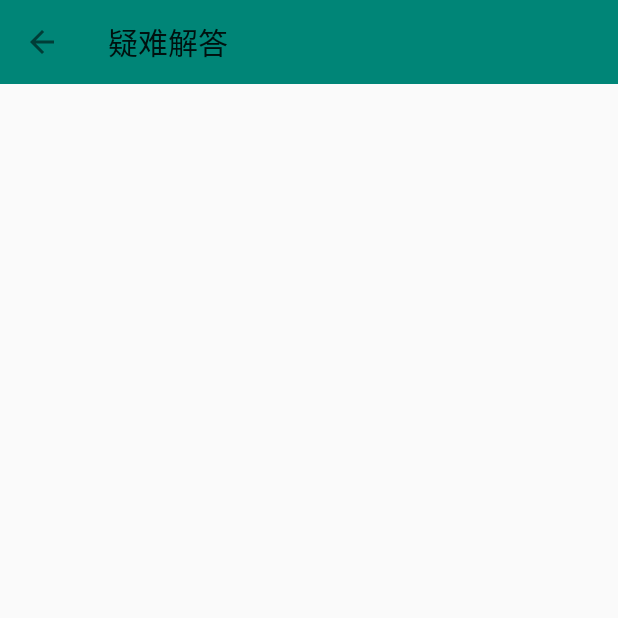
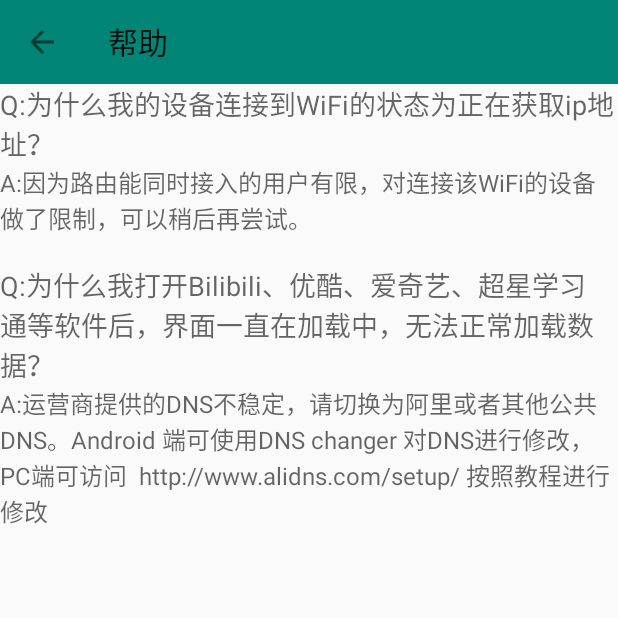
Before and after one commit to Taylorhd/ECUIWifiConnector, an Android app: the QuesAnsActivity screen opened directly, with no data from a screen before it, on a phone screen of 412 x 824 dp, the top half of it. Run offline under Robolectric (Android 15) with nearby library versions, the phone set to English and light mode, and no system bars.

Commit message:
所有功能已实现

```diff
--- a/app/src/main/AndroidManifest.xml
+++ b/app/src/main/AndroidManifest.xml
@@ -25,7 +25,7 @@
         </activity>
         <activity
             android:name=".QuesAnsActivity"
-            android:label="疑难解答"
+            android:label="@string/lable_qa"
             android:screenOrientation="portrait"
             android:launchMode="singleTask" >
         </activity>
--- a/app/src/main/java/cora/com/ecutwificonnector/QuesAnsActivity.java
+++ b/app/src/main/java/cora/com/ecutwificonnector/QuesAnsActivity.java
@@ -4,7 +4,6 @@ import androidx.annotation.NonNull;
 import androidx.appcompat.app.ActionBar;
 import androidx.appcompat.app.AppCompatActivity;
 import androidx.appcompat.widget.Toolbar;
-import androidx.core.view.GravityCompat;
 
 
 import android.os.Bundle;
--- a/app/src/main/res/layout/activity_login.xml
+++ b/app/src/main/res/layout/activity_login.xml
@@ -128,6 +128,7 @@
     android:layout_gravity = "start"
     app:menu="@menu/nav_menu"
     app:headerLayout="@layout/nav_header"
+    android:fitsSystemWindows="true"
     />
 
 </androidx.drawerlayout.widget.DrawerLayout>
--- a/app/src/main/res/layout/activity_ques_ans.xml
+++ b/app/src/main/res/layout/activity_ques_ans.xml
@@ -3,8 +3,49 @@
     xmlns:app="http://schemas.android.com/apk/res-auto"
     xmlns:tools="http://schemas.android.com/tools"
     android:layout_width="match_parent"
+    android:orientation="vertical"
     android:layout_height="match_parent"
     tools:context=".QuesAnsActivity">
+
+
+
+        <ScrollView
+            android:layout_width="match_parent"
+            android:layout_height="match_parent"
+            android:paddingTop="?attr/actionBarSize"
+            >
+            <LinearLayout
+                android:layout_width="match_parent"
+                android:layout_height="wrap_content"
+                android:orientation="vertical" >
+
+                <TextView
+                    android:layout_width="match_parent"
+                    android:layout_height="wrap_content"
+                    android:textSize="18sp"
+                    android:textColor="@color/colorBlack"
+                    android:hint="@string/get_ip_address"/>
+                <TextView
+                    android:layout_width="match_parent"
+                    android:textSize="16sp"
+                    android:layout_height="wrap_content"
+                    android:hint="@string/get_ip_address_ans"/>
+                <TextView
+                    android:layout_width="match_parent"
+                    android:layout_height="wrap_content"
+                    android:textSize="18sp"
+                    android:textColor="@color/colorBlack"
+                    android:hint="Q:为什么我打开Bilibili、优酷、爱奇艺、超星学习通等软件后，界面一直在加载中，无法正常加载数据？"
+                    />
+                <TextView
+                    android:layout_width="match_parent"
+                    android:layout_height="wrap_content"
+                    android:textSize="16sp"
+                    android:hint="A:运营商提供的DNS不稳定，请切换为阿里或者其他公共DNS。Android 端可使用DNS changer 对DNS进行修改，PC端可访问  http://www.alidns.com/setup/ 按照教程进行修改\n"/>
+
+            </LinearLayout>
+        </ScrollView>
+
     <androidx.appcompat.widget.Toolbar
         android:id="@+id/toolbar_ques"
         android:layout_width="match_parent"
@@ -13,9 +54,5 @@
         android:theme="@style/ThemeOverlay.AppCompat.Light"
         app:popupTheme="@style/ThemeOverlay.AppCompat.Light"
         />
-    <androidx.cardview.widget.CardView
-        android:layout_width="wrap_content"
-        android:layout_height="wrap_content"
 
-        />
 </androidx.constraintlayout.widget.ConstraintLayout>
--- a/app/src/main/res/layout/nav_header.xml
+++ b/app/src/main/res/layout/nav_header.xml
@@ -1,7 +1,6 @@
 <RelativeLayout xmlns:android="http://schemas.android.com/apk/res/android"
     android:layout_width="match_parent"
     android:layout_height="180dp"
-
     android:background="?attr/colorPrimary">
 
 
--- a/app/src/main/res/values/colors.xml
+++ b/app/src/main/res/values/colors.xml
@@ -3,4 +3,5 @@
     <color name="colorPrimary">#008577</color>
     <color name="colorPrimaryDark">#00574B</color>
     <color name="colorAccent">#D81B60</color>
+    <color  name="colorBlack">#000</color>
 </resources>
--- a/app/src/main/res/values/strings.xml
+++ b/app/src/main/res/values/strings.xml
@@ -1,3 +1,6 @@
 <resources>
     <string name="app_name">ECUT WiFi</string>
+    <string name="get_ip_address">Q:为什么我的设备连接到WiFi的状态为"正在获取ip地址？"</string>
+    <string name="get_ip_address_ans">A:因为路由能同时接入的用户有限，对连接该WiFi的设备做了限制，可以稍后再尝试。\n</string>
+    <string name="lable_qa">帮助</string>
 </resources>
--- a/app/src/main/res/values/styles.xml
+++ b/app/src/main/res/values/styles.xml
@@ -6,6 +6,7 @@
         <item name="colorPrimary">@color/colorPrimary</item>
         <item name="colorPrimaryDark">@color/colorPrimaryDark</item>
         <item name="colorAccent">@color/colorAccent</item>
+
     </style>
 
 </resources>
```
Also changed, not shown: app/src/main/java/cora/com/ecutwificonnector/FeedbackActivity.java (+21 -1 lines), app/src/main/java/cora/com/ecutwificonnector/LoginActivity.java (+16 -3 lines), app/src/main/res/layout/activity_feedback.xml (+20 -2 lines), app/src/main/res/menu/nav_menu.xml (+6 -1 lines), app/src/main/res/drawable-xxxhdpi/ic_power_settings_new_black_48dp.png (added).
